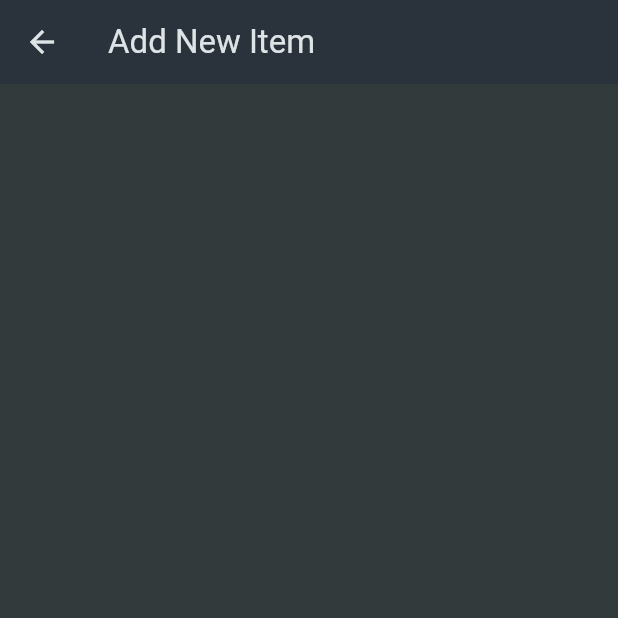
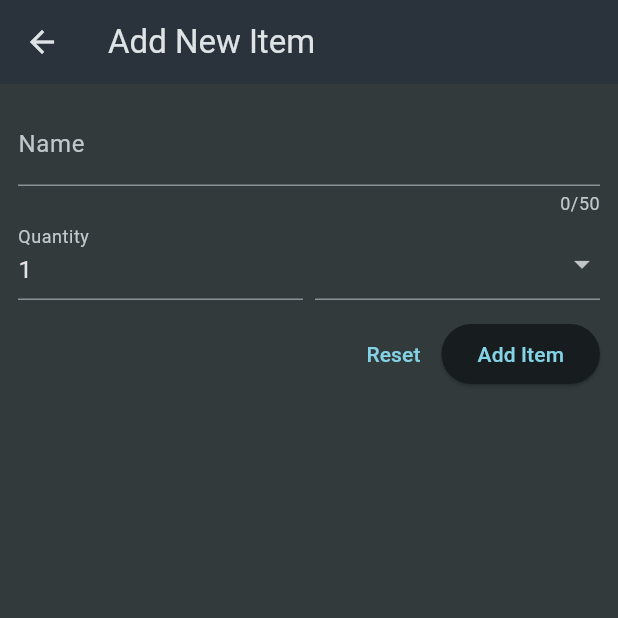
Before and after one commit to divyamD13/shopping_list, a Flutter app: the screen it shows after launch, after a tap on the "add" icon, on a phone screen of 412 x 824 dp, the top half of it. Run offline on Flutter 3.47's test engine with Material 3 defaults, Android fonts, the phone set to English and light mode, and no system bars.

Commit message:
completed till forms and its working

```diff
--- a/lib/data/categories.dart
+++ b/lib/data/categories.dart
@@ -1,5 +1,5 @@
 import 'package:flutter/material.dart';
-import 'package:shopping_list_app/models/catrgory.dart';
+import 'package:shopping_list_app/models/category.dart';
 
 
 const categories = {
--- a/lib/data/dummy_data.dart
+++ b/lib/data/dummy_data.dart
@@ -1,6 +1,6 @@
 
 import 'package:shopping_list_app/data/categories.dart';
-import 'package:shopping_list_app/models/catrgory.dart';
+import 'package:shopping_list_app/models/category.dart';
 import 'package:shopping_list_app/models/grocery_item.dart';
 
 final groceryItems = [
--- a/lib/models/grocery_item.dart
+++ b/lib/models/grocery_item.dart
@@ -1,4 +1,4 @@
-import 'package:shopping_list_app/models/catrgory.dart';
+import 'package:shopping_list_app/models/category.dart';
 
 class GroceryItem {
   const GroceryItem({
--- a/lib/widgets/grocery_list.dart
+++ b/lib/widgets/grocery_list.dart
@@ -1,5 +1,6 @@
 import 'package:flutter/material.dart';
 import 'package:shopping_list_app/data/dummy_data.dart';
+import 'package:shopping_list_app/models/grocery_item.dart';
 import 'package:shopping_list_app/widgets/new_item.dart';
 
 class GroceryList extends StatefulWidget {
@@ -10,12 +11,52 @@ class GroceryList extends StatefulWidget {
 }
 
 class _GroceryListState extends State<GroceryList> {
-  void _addItem(){
-    Navigator.of(context).push(MaterialPageRoute(builder:(ctx)=>NewItem()));
+  final List<GroceryItem> _groceryItems = [];
+
+  void _addItem() async {
+    final newItem = await Navigator.of(context)
+        .push(MaterialPageRoute(builder: (ctx) => NewItem()));
+
+        if(newItem==null){
+          return ;
+        }
+
+    setState(() {
+      _groceryItems.add(newItem);
+    });
+  }
+
+   void _removeItem(GroceryItem item) {
+    setState(() {
+      _groceryItems.remove(item);
+    });
   }
 
   @override
   Widget build(BuildContext context) {
+    Widget content = const Center(child:Text('No items yet. Add some!'));
+
+    if(_groceryItems.isNotEmpty){
+      content =  ListView.builder(
+          itemCount: _groceryItems.length,
+          itemBuilder: (context, index) => Dismissible(
+            onDismissed: (direction) {
+            _removeItem(_groceryItems[index]);
+          },
+          key: ValueKey(_groceryItems[index].id),
+            child: ListTile(
+              title: Text(_groceryItems[index].name),
+              leading: Container(
+                width: 24,
+                height: 24,
+                color: _groceryItems[index].category.color,
+              ),
+              trailing: Text(_groceryItems[index].quantity.toString()),
+            ),
+          ),
+        );
+    }
+
     return Scaffold(
         appBar: AppBar(
           title: const Text('Your Groceries'),
@@ -26,17 +67,7 @@ class _GroceryListState extends State<GroceryList> {
             ),
           ],
         ),
-      body:ListView.builder(
-        itemCount: groceryItems.length,
-        itemBuilder: (context,index) {
-          title: Text(groceryItems[index].name);
-          leading:Container(
-            width: 25,
-            height: 25,
-            color: groceryItems[index].category.color,
-          );
-          trailing:Text(groceryItems[index].quantity.toString());
-          },)
+        body:content
         );
   }
 }
--- a/lib/widgets/new_item.dart
+++ b/lib/widgets/new_item.dart
@@ -1,4 +1,7 @@
 import 'package:flutter/material.dart';
+import 'package:shopping_list_app/data/categories.dart';
+import 'package:shopping_list_app/models/category.dart';
+import 'package:shopping_list_app/models/grocery_item.dart';
 
 class NewItem extends StatefulWidget {
   const NewItem({super.key});
@@ -8,10 +11,124 @@ class NewItem extends StatefulWidget {
 }
 
 class _NewItemState extends State<NewItem> {
+  final _formKey = GlobalKey<FormState>();
+  var _enteredName = '';
+  var _enteredQuantity = 1;
+  var _enteredCategory = categories[Categories.vegetables]!;
+
+  void _saveItem() {
+    if (_formKey.currentState!.validate()) {
+      _formKey.currentState!.save();
+      Navigator.of(context).pop(GroceryItem(
+          id: DateTime.now().toString(),
+          name: _enteredName,
+          quantity: _enteredQuantity,
+          category: _enteredCategory));
+    }
+  }
+
   @override
   Widget build(BuildContext context) {
     return Scaffold(
       appBar: AppBar(title: const Text('Add New Item')),
+      body: Padding(
+        padding: const EdgeInsets.all(12),
+        child: Form(
+            key: _formKey,
+            child: Expanded(
+              child: Column(
+                children: [
+                  TextFormField(
+                    maxLength: 50,
+                    decoration: const InputDecoration(label: Text('Name')),
+                    validator: (value) {
+                      if (value == null ||
+                          value.isEmpty ||
+                          value.trim().length <= 1 ||
+                          value.trim().length > 50) {
+                        return 'Must be between 1 and 50 characters.';
+                      }
+                      return null;
+                    },
+                    onSaved: (value) {
+                      _enteredName = value!;
+                    },
+                  ),
+                  Row(
+                    crossAxisAlignment: CrossAxisAlignment.end,
+                    children: [
+                      Expanded(
+                        child: TextFormField(
+                          decoration: const InputDecoration(
+                            label: Text('Quantity'),
+                          ),
+                          initialValue: _enteredQuantity.toString(),
+                          keyboardType: TextInputType.number,
+                          validator: (value) {
+                            if (value == null ||
+                                value.isEmpty ||
+                                int.tryParse(value) == null ||
+                                int.tryParse(value)! <= 0) {
+                              return 'Must be a valid, positive number.';
+                            }
+                            return null;
+                          },
+                          onSaved: (value) {
+                            _enteredQuantity = int.parse(value!);
+                          },
+                        ),
+                      ),
+                      const SizedBox(
+                        width: 8,
+                      ),
+                      Expanded(
+                        child: DropdownButtonFormField(
+                            items: [
+                              for (final category in categories.entries)
+                                DropdownMenuItem(
+                                  value: _enteredCategory,
+                                  child: Row(
+                                    children: [
+                                      Container(
+                                        height: 15,
+                                        width: 15,                                      color: category.value.color,
+                                      ),
+                                      const SizedBox(
+                                        width: 5,
+                                      ),
+                                      Text(category.value.title),
+                                    ],
+                                  ),
+                              )
+                            ],
+                            onChanged: (value) {
+                              setState(() {
+                                _enteredCategory = value!;
+                              });
+                            }),
+                      )
+                    ],
+                  ),
+                  const SizedBox(height: 12),
+                  Row(
+                    mainAxisAlignment: MainAxisAlignment.end,
+                    children: [
+                      TextButton(
+                        onPressed: () {
+                          _formKey.currentState!.reset();
+                        },
+                        child: const Text('Reset'),
+                      ),
+                      ElevatedButton(
+                        onPressed: _saveItem,
+                        child: const Text('Add Item'),
+                      )
+                    ],
+                  ),
+                ],
+              ),
+            )),
+      ),
     );
   }
 }
```
Also changed, not shown: lib/models/category.dart (renamed from lib/models/catrgory.dart). Lines whose indentation alone changed are shown as unchanged.
